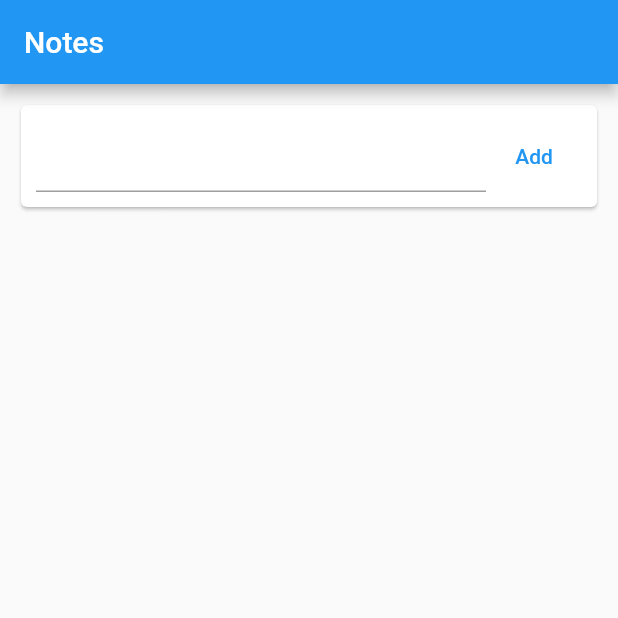
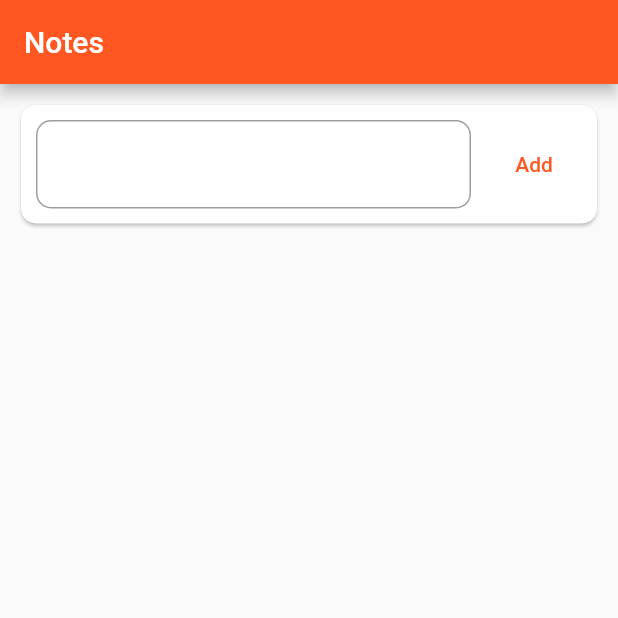
Before and after one commit to nicolasebeling/notes, a Flutter app: the screen it shows after launch, on a phone screen of 412 x 824 dp, the top half of it. Run offline on Flutter 3.47's test engine with Material 2 defaults, Android fonts, the phone set to English and light mode, and no system bars.

Commit message:
Improve the app's UI design

```diff
--- a/notes/lib/input_bar.dart
+++ b/notes/lib/input_bar.dart
@@ -1,7 +1,10 @@
 import 'package:flutter/material.dart';
 
 class InputBar extends StatelessWidget {
-  InputBar({Key? key, required this.onSubmit}) : super(key: key);
+  InputBar({
+    Key? key,
+    required this.onSubmit,
+  }) : super(key: key);
 
   final controller = TextEditingController();
   final Function(String) onSubmit;
@@ -9,21 +12,33 @@ class InputBar extends StatelessWidget {
   @override
   Widget build(BuildContext context) {
     return Card(
+      shape: RoundedRectangleBorder(
+        borderRadius: BorderRadius.circular(10),
+      ),
       child: Padding(
         padding: const EdgeInsets.all(10),
         child: Row(
           children: [
             Expanded(
               child: TextField(
+                decoration: InputDecoration(
+                  border: OutlineInputBorder(
+                    borderRadius: BorderRadius.circular(10),
+                  ),
+                ),
                 controller: controller,
               ),
             ),
+            const SizedBox(width: 10),
             TextButton(
               onPressed: () {
                 onSubmit(controller.text);
+
                 controller.clear();
               },
-              child: const Text('Add'),
+              child: const Text(
+                'Add',
+              ),
             ),
           ],
         ),
--- a/notes/lib/main.dart
+++ b/notes/lib/main.dart
@@ -9,10 +9,21 @@ class Notes extends StatelessWidget {
 
   @override
   Widget build(BuildContext context) {
-    return const MaterialApp(
+    return MaterialApp(
       title: 'Notes',
       debugShowCheckedModeBanner: false,
-      home: Homepage(),
+      theme: ThemeData(
+        colorScheme: ColorScheme.fromSwatch(
+          primarySwatch: Colors.deepOrange,
+        ),
+      ),
+      darkTheme: ThemeData(
+        colorScheme: ColorScheme.fromSwatch(
+          primarySwatch: Colors.deepOrange,
+          brightness: Brightness.dark,
+        ),
+      ),
+      home: const Homepage(),
     );
   }
 }
--- a/notes/lib/note_list_tile.dart
+++ b/notes/lib/note_list_tile.dart
@@ -13,6 +13,12 @@ class NoteListTile extends StatelessWidget {
   @override
   Widget build(BuildContext context) {
     return Card(
+      margin: const EdgeInsets.only(
+        top: 16,
+        left: 4,
+        right: 4,
+        bottom: 4,
+      ),
       shape: RoundedRectangleBorder(
         borderRadius: BorderRadius.circular(30),
       ),
@@ -22,11 +28,9 @@ class NoteListTile extends StatelessWidget {
           child: Text(note),
         ),
         trailing: IconButton(
-          color: Colors.red,
           onPressed: () => onDelete(note),
           splashRadius: 20,
-          splashColor: Colors.red.withOpacity(0.2),
-          icon: const Icon(Icons.delete_rounded),
+          icon: const Icon(Icons.close_rounded),
         ),
       ),
     );
--- a/notes/lib/notes_list.dart
+++ b/notes/lib/notes_list.dart
@@ -14,7 +14,27 @@ class NotesList extends StatelessWidget {
 
   @override
   Widget build(BuildContext context) {
-    return ListView.builder(
+    return ShaderMask(
+      shaderCallback: (Rect rect) {
+        return const LinearGradient(
+          begin: Alignment.topCenter,
+          end: Alignment.bottomCenter,
+          colors: [
+            Colors.purple,
+            Colors.transparent,
+            Colors.transparent,
+            Colors.purple,
+          ],
+          stops: [
+            0.0,
+            0.05,
+            0.95,
+            1.0,
+          ],
+        ).createShader(rect);
+      },
+      blendMode: BlendMode.dstOut,
+      child: ListView.builder(
         physics: const BouncingScrollPhysics(
           parent: AlwaysScrollableScrollPhysics(),
         ),
@@ -23,6 +43,7 @@ class NotesList extends StatelessWidget {
           onDelete: onDelete,
         ),
         itemCount: notes.length,
+      ),
     );
   }
 }
```
Lines whose indentation alone changed are shown as unchanged.
